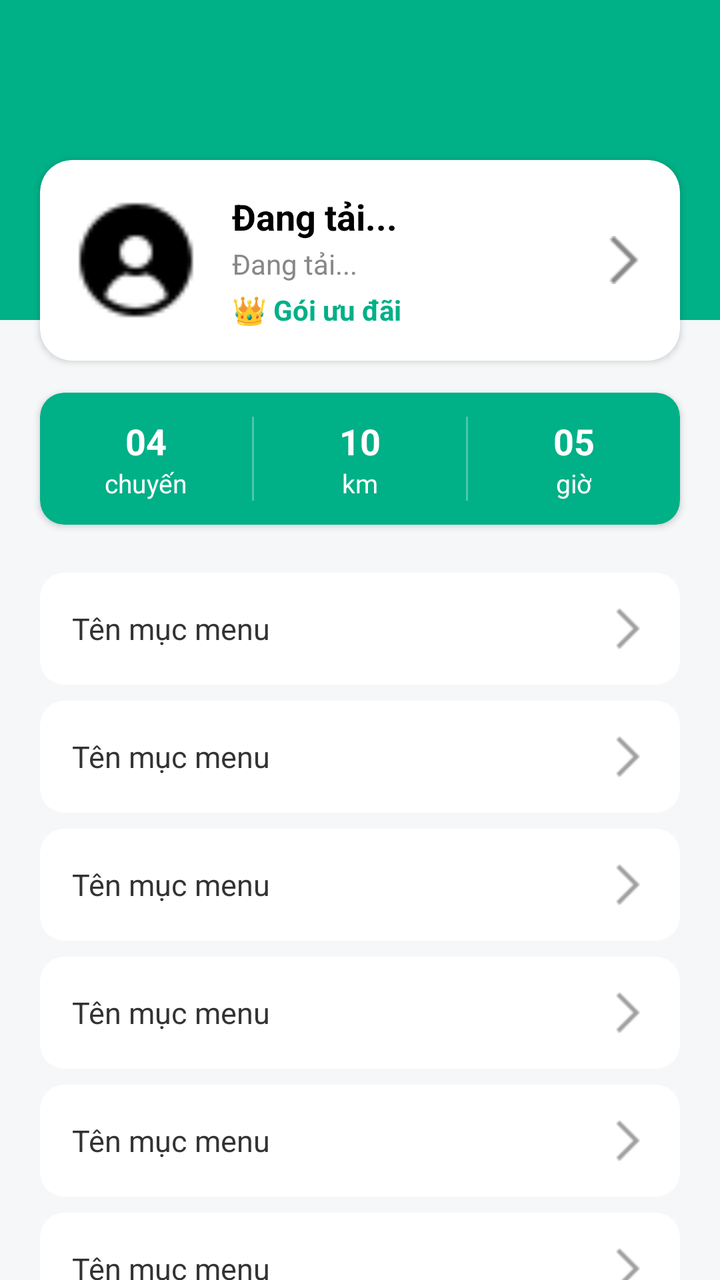
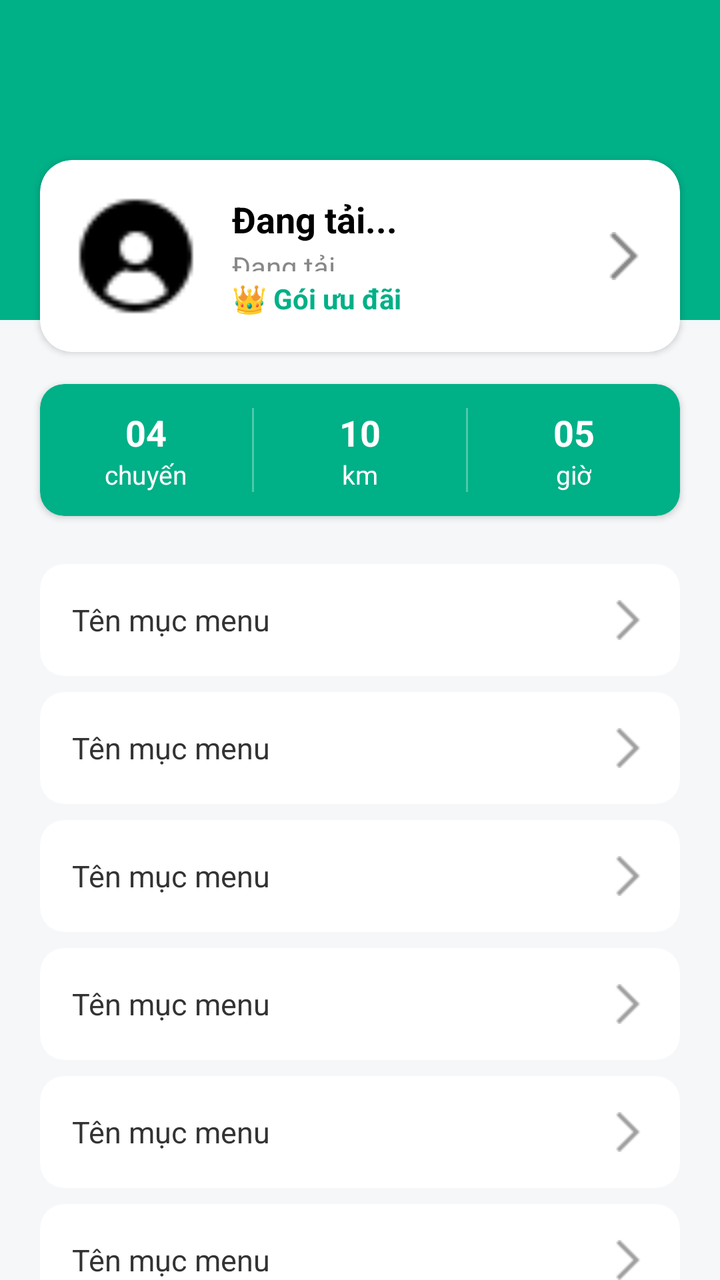

Screens rendered from an Android XML layout before and after an edit, with the pre-edit source and the edit as a unified diff.
<!-- AndroidManifest.xml: application theme Theme.Qride -->
<!-- res/layout/activity_profile.xml -->
<?xml version="1.0" encoding="utf-8"?>
<androidx.constraintlayout.widget.ConstraintLayout
    xmlns:android="http://schemas.android.com/apk/res/android"
    xmlns:app="http://schemas.android.com/apk/res-auto"
    android:layout_width="match_parent"
    android:layout_height="match_parent"
    android:background="#F5F7F9">

    <View
        android:id="@+id/headerBackground"
        android:layout_width="match_parent"
        android:layout_height="160dp"
        android:background="#00B087"
        app:layout_constraintTop_toTopOf="parent" />

    <androidx.cardview.widget.CardView
        android:id="@+id/cardAvatar"
        android:layout_width="match_parent"
        android:layout_height="wrap_content"
        android:layout_marginTop="80dp"
        android:layout_marginHorizontal="20dp"
        app:cardBackgroundColor="@android:color/white"
        app:cardCornerRadius="16dp"
        app:cardElevation="2dp"
        app:layout_constraintTop_toTopOf="parent">

        <RelativeLayout
            android:layout_width="match_parent"
            android:layout_height="wrap_content"
            android:padding="16dp">

            <ImageView
                android:id="@+id/imgAvatar"
                android:layout_width="64dp"
                android:layout_height="64dp"
                android:layout_centerVertical="true"
                android:src="@drawable/ic_user_placeholder" />

            <LinearLayout
                android:layout_width="match_parent"
                android:layout_height="wrap_content"
                android:layout_centerVertical="true"
                android:layout_marginStart="16dp"
                android:layout_toStartOf="@id/imgArrowUser"
                android:layout_toEndOf="@id/imgAvatar"
                android:orientation="vertical">

                <TextView
                    android:id="@+id/tvProfileName"
                    android:layout_width="wrap_content"
                    android:layout_height="wrap_content"
                    android:text="Đang tải..."
                    android:textColor="#000000"
                    android:textSize="18sp"
                    android:textStyle="bold" />

                <TextView
                    android:id="@+id/tvProfilePhone"
                    android:layout_width="wrap_content"
                    android:layout_height="wrap_content"
                    android:layout_marginTop="2dp"
                    android:text="Đang tải..."
                    android:textColor="#888888"
                    android:textSize="14sp" />

                <TextView
                    android:layout_width="wrap_content"
                    android:layout_height="wrap_content"
                    android:layout_marginTop="4dp"
                    android:text="👑 Gói ưu đãi"
                    android:textColor="#00B087"
                    android:textSize="14sp"
                    android:textStyle="bold" />
            </LinearLayout>

            <ImageView
                android:id="@+id/imgArrowUser"
                android:layout_width="wrap_content"
                android:layout_height="wrap_content"
                android:layout_alignParentEnd="true"
                android:layout_centerVertical="true"
                android:src="@drawable/ic_chevron_right"
                app:tint="#888888" />
        </RelativeLayout>
    </androidx.cardview.widget.CardView>

    <androidx.cardview.widget.CardView
        android:id="@+id/cardStats"
        android:layout_width="match_parent"
        android:layout_height="wrap_content"
        android:layout_marginTop="16dp"
        android:layout_marginHorizontal="20dp"
        app:cardBackgroundColor="#00B087"
        app:cardCornerRadius="12dp"
        app:cardElevation="2dp"
        app:layout_constraintTop_toBottomOf="@id/cardAvatar">

        <LinearLayout
            android:layout_width="match_parent"
            android:layout_height="wrap_content"
            android:baselineAligned="false"
            android:orientation="horizontal"
            android:paddingVertical="12dp">

            <LinearLayout
                android:layout_width="0dp"
                android:layout_height="wrap_content"
                android:layout_weight="1"
                android:gravity="center"
                android:orientation="vertical">
                <TextView android:layout_width="wrap_content" android:layout_height="wrap_content" android:text="04" android:textColor="#FFFFFF" android:textSize="18sp" android:textStyle="bold" />
                <TextView android:layout_width="wrap_content" android:layout_height="wrap_content" android:text="chuyến" android:textColor="#FFFFFF" android:textSize="13sp" />
            </LinearLayout>

            <View android:layout_width="1dp" android:layout_height="match_parent" android:background="#4DFFFFFF" />

            <LinearLayout
                android:layout_width="0dp"
                android:layout_height="wrap_content"
                android:layout_weight="1"
                android:gravity="center"
                android:orientation="vertical">
                <TextView android:layout_width="wrap_content" android:layout_height="wrap_content" android:text="10" android:textColor="#FFFFFF" android:textSize="18sp" android:textStyle="bold" />
                <TextView android:layout_width="wrap_content" android:layout_height="wrap_content" android:text="km" android:textColor="#FFFFFF" android:textSize="13sp" />
            </LinearLayout>

            <View android:layout_width="1dp" android:layout_height="match_parent" android:background="#4DFFFFFF" />

            <LinearLayout
                android:layout_width="0dp"
                android:layout_height="wrap_content"
                android:layout_weight="1"
                android:gravity="center"
                android:orientation="vertical">
                <TextView android:layout_width="wrap_content" android:layout_height="wrap_content" android:text="05" android:textColor="#FFFFFF" android:textSize="18sp" android:textStyle="bold" />
                <TextView android:layout_width="wrap_content" android:layout_height="wrap_content" android:text="giờ" android:textColor="#FFFFFF" android:textSize="13sp" />
            </LinearLayout>
        </LinearLayout>
    </androidx.cardview.widget.CardView>

    <ScrollView
        android:layout_width="match_parent"
        android:layout_height="0dp"
        android:fillViewport="true"
        android:scrollbars="none"
        android:layout_marginTop="24dp"
        app:layout_constraintTop_toBottomOf="@id/cardStats"
        app:layout_constraintBottom_toBottomOf="parent">

        <LinearLayout
            android:layout_width="match_parent"
            android:layout_height="wrap_content"
            android:orientation="vertical"
            android:paddingHorizontal="20dp"
            android:paddingBottom="80dp">

            <include android:id="@+id/menuInfo" layout="@layout/item_profile_menu" />
            <include android:id="@+id/menuSecurity" layout="@layout/item_profile_menu" />
            <include android:id="@+id/menuHistory" layout="@layout/item_profile_menu" />
            <include android:id="@+id/menuLanguage" layout="@layout/item_profile_menu" />
            <include android:id="@+id/menuDarkMode" layout="@layout/item_profile_menu" />
            <include android:id="@+id/menuNotify" layout="@layout/item_profile_menu" />
            <include android:id="@+id/menuInvite" layout="@layout/item_profile_menu" />
            <include android:id="@+id/menuSupport" layout="@layout/item_profile_menu" />
            <include android:id="@+id/menuAbout" layout="@layout/item_profile_menu" />
            <include android:id="@+id/menuTerms" layout="@layout/item_profile_menu" />

            <LinearLayout
                android:id="@+id/btnLogout"
                android:layout_width="match_parent"
                android:layout_height="wrap_content"
                android:layout_marginTop="16dp"
                android:layout_marginBottom="32dp"
                android:gravity="center"
                android:orientation="horizontal"
                android:padding="16dp">

                <ImageView
                    android:layout_width="24dp"
                    android:layout_height="24dp"
                    android:src="@drawable/ic_logout"
                    app:tint="#F26522" />

                <TextView
                    android:layout_width="wrap_content"
                    android:layout_height="wrap_content"
                    android:layout_marginStart="8dp"
                    android:text="Đăng xuất"
                    android:textColor="#F26522"
                    android:textSize="16sp"
                    android:textStyle="bold" />
            </LinearLayout>
        </LinearLayout>
    </ScrollView>

</androidx.constraintlayout.widget.ConstraintLayout>
<!-- res/layout/item_profile_menu.xml (included above) -->
<?xml version="1.0" encoding="utf-8"?>
<androidx.cardview.widget.CardView
    xmlns:android="http://schemas.android.com/apk/res/android"
    xmlns:app="http://schemas.android.com/apk/res-auto"
    android:layout_width="match_parent"
    android:layout_height="wrap_content"
    android:layout_marginBottom="8dp"
    app:cardBackgroundColor="#FFFFFF"
    app:cardCornerRadius="12dp"
    app:cardElevation="0dp">

    <LinearLayout
        android:layout_width="match_parent"
        android:layout_height="56dp"
        android:gravity="center_vertical"
        android:orientation="horizontal"
        android:paddingHorizontal="16dp">

        <TextView
            android:id="@+id/tvMenuTitle"
            android:layout_width="0dp"
            android:layout_height="wrap_content"
            android:layout_weight="1"
            android:text="Tên mục menu"
            android:textColor="#333333"
            android:textSize="15sp" />

        <ImageView
            android:layout_width="20dp"
            android:layout_height="20dp"
            android:src="@drawable/ic_chevron_right"
            app:tint="#A0A0A0" />
    </LinearLayout>
</androidx.cardview.widget.CardView>
<!-- resources referenced by this layout -->
<resources>
  <!-- drawable ic_chevron_right: png bitmap (drawable, 227 bytes) -->
  <!-- drawable ic_logout: png bitmap (drawable, 429 bytes) -->
  <!-- drawable ic_user_placeholder: png bitmap (drawable, 630 bytes) -->
  <style name="Theme.Qride" parent="Base.Theme.Qride" />
  <style name="Base.Theme.Qride" parent="Theme.Material3.DayNight.NoActionBar">
          
          
      </style>
</resources>

<!-- the commit's change to res/layout/activity_profile.xml (unified diff, before → after) -->
@@ -57,7 +57,7 @@
                 <TextView
                     android:id="@+id/tvProfilePhone"
                     android:layout_width="wrap_content"
-                    android:layout_height="wrap_content"
+                    android:layout_height="12dp"
                     android:layout_marginTop="2dp"
                     android:text="Đang tải..."
                     android:textColor="#888888"
